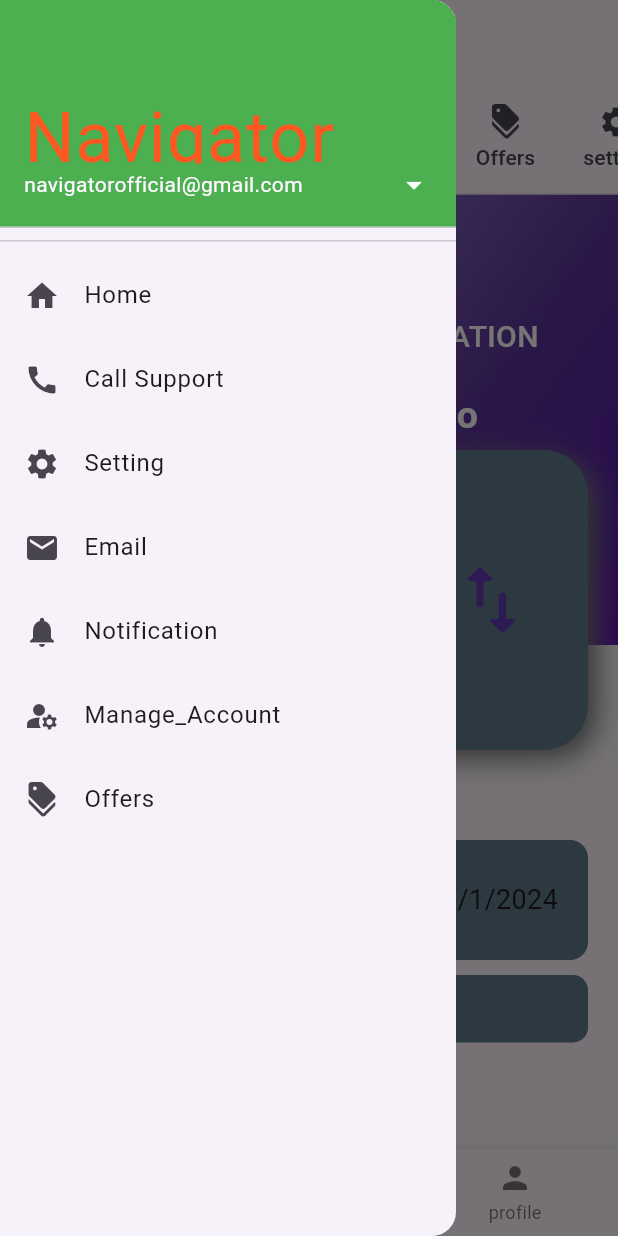
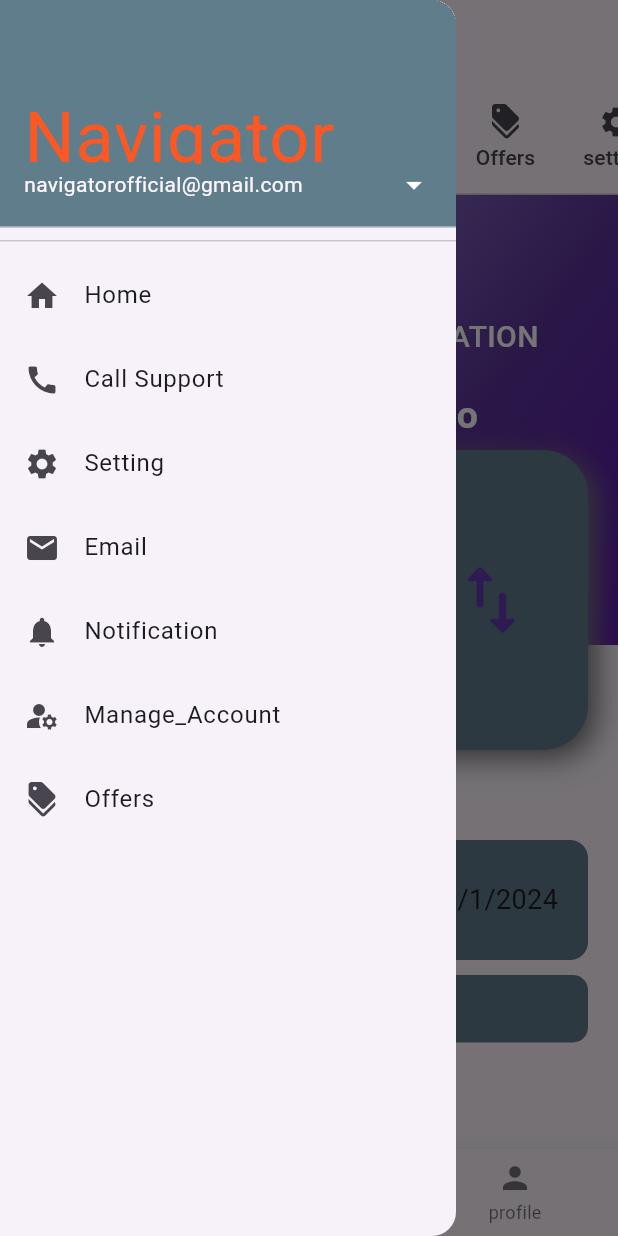
Before and after one commit to jakaria76/Navigator, a Flutter app: the HomePage screen opened directly, with the side drawer open, on a phone screen of 412 x 824 dp. Run offline on Flutter 3.47's test engine with Material 3 defaults, Android fonts, the phone set to English and light mode, and no system bars; our stand-ins replace cloud_firestore, firebase_auth, firebase_core; accounts and stored records are empty.

Commit message:
green to greyblue drawer colour changed

```diff
--- a/lib/HomePage.dart
+++ b/lib/HomePage.dart
@@ -72,7 +72,7 @@ class HomePage extends StatelessWidget{
                   padding: EdgeInsets.all(0),
                   child: UserAccountsDrawerHeader(
                     decoration: BoxDecoration(
-                        color: Colors.green),
+                        color: Colors.blueGrey),
                     accountName: Text('Navigator',style: TextStyle(color: Colors.deepOrange,fontSize: 47,),),
                     accountEmail: Text("navigatorofficial@gmail.com"),
 
```
Also changed, not shown: pubspec.lock.
